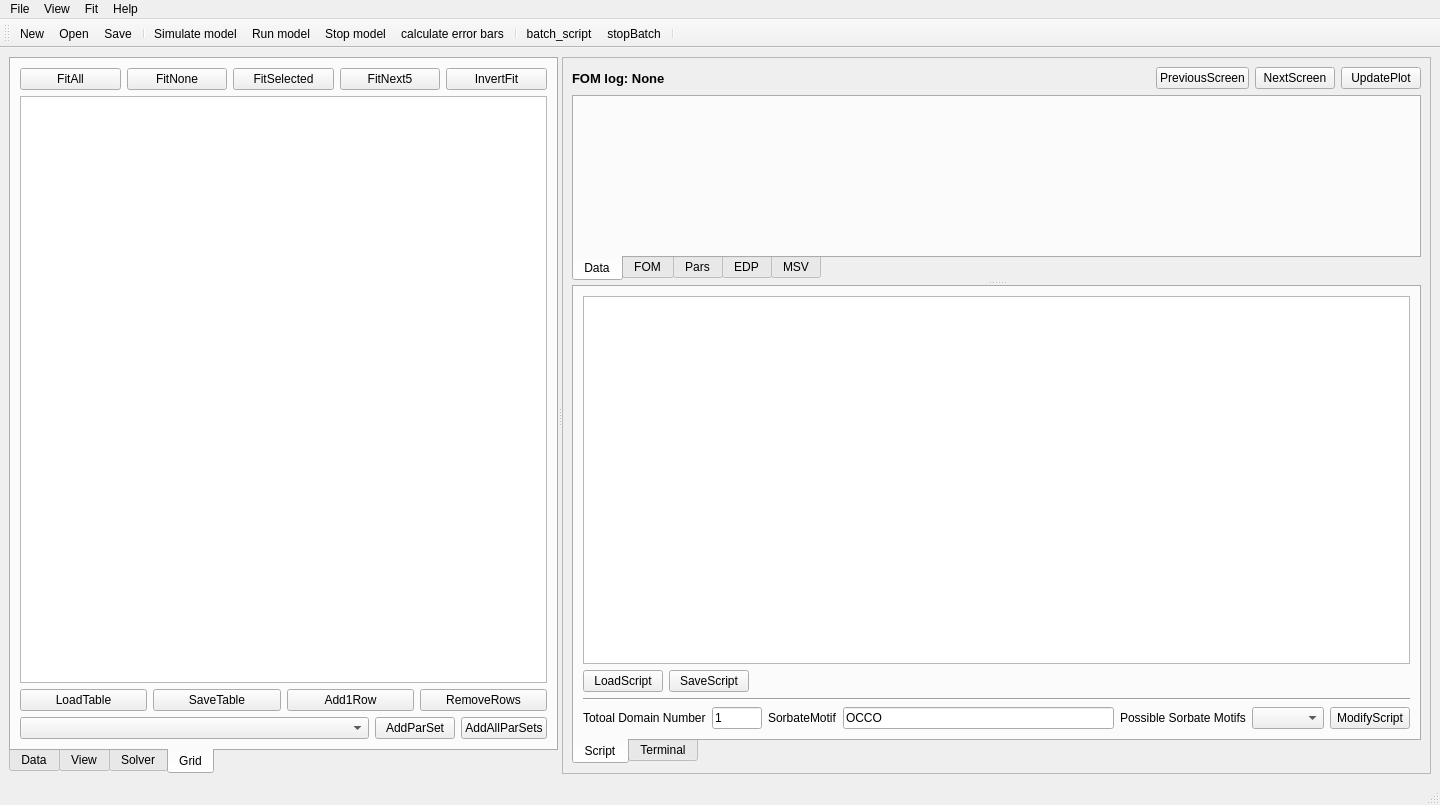
First picture: the form in projects/superrod/superrod3.ui, repository jackey-qiu/DaFy, before the edit.
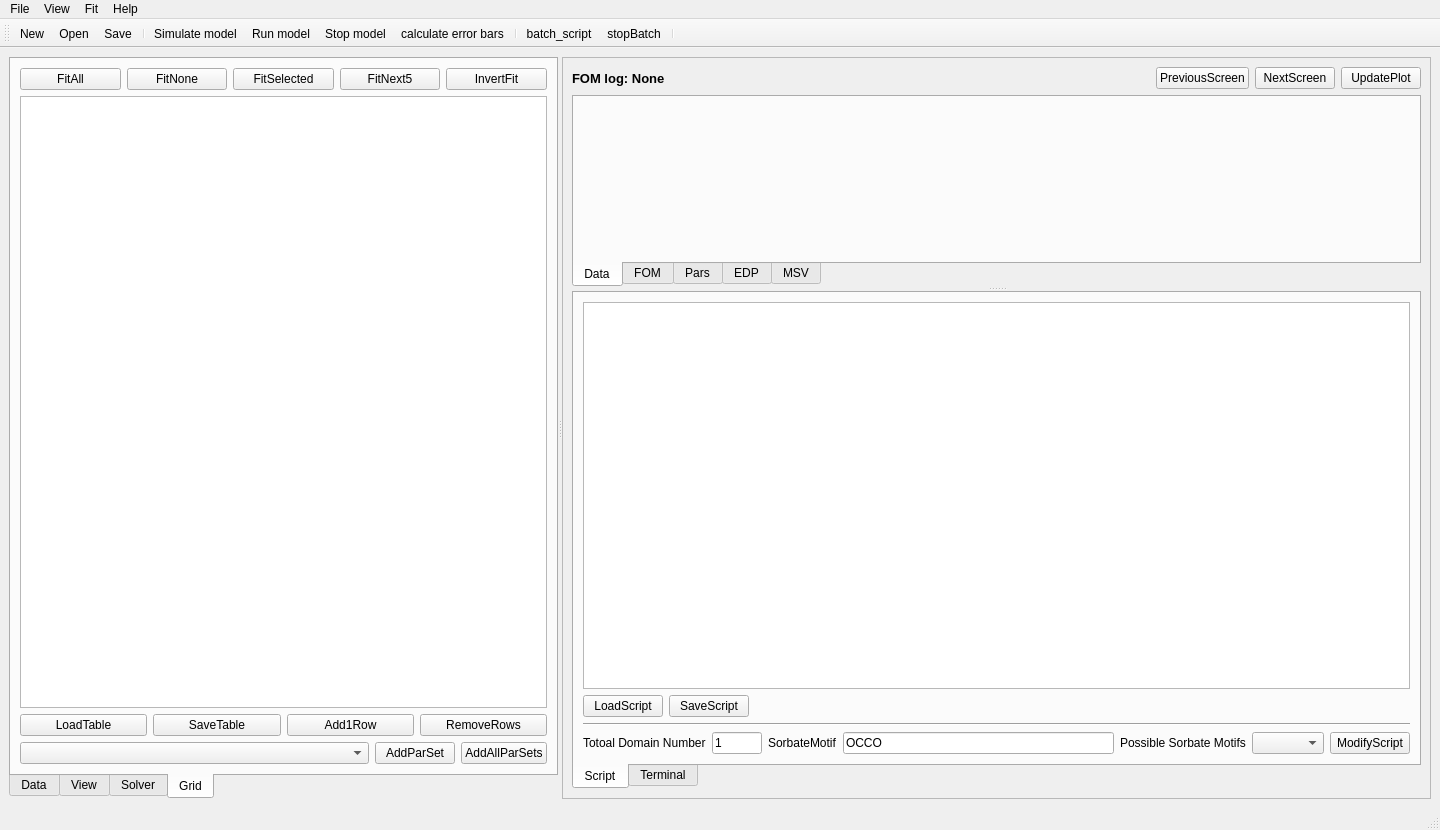
Second picture: the form after the edit. Icons and pictures are not drawn. Custom widgets are drawn as their Qt base class.

The edit to the form file:
```diff
--- a/projects/superrod/superrod3.ui
+++ b/projects/superrod/superrod3.ui
@@ -7,7 +7,7 @@
     <x>0</x>
     <y>0</y>
     <width>1440</width>
-    <height>805</height>
+    <height>830</height>
    </rect>
   </property>
   <property name="windowTitle">
```
